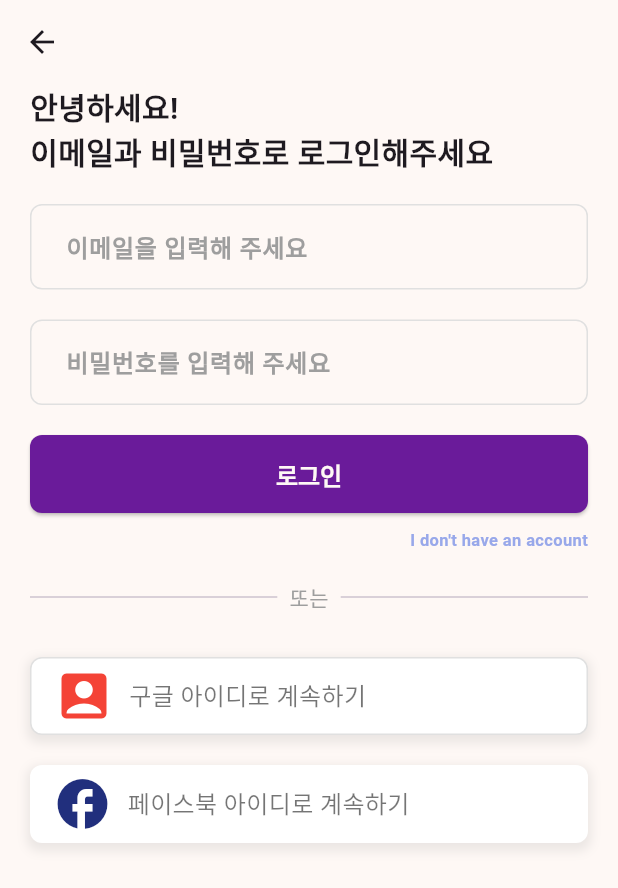
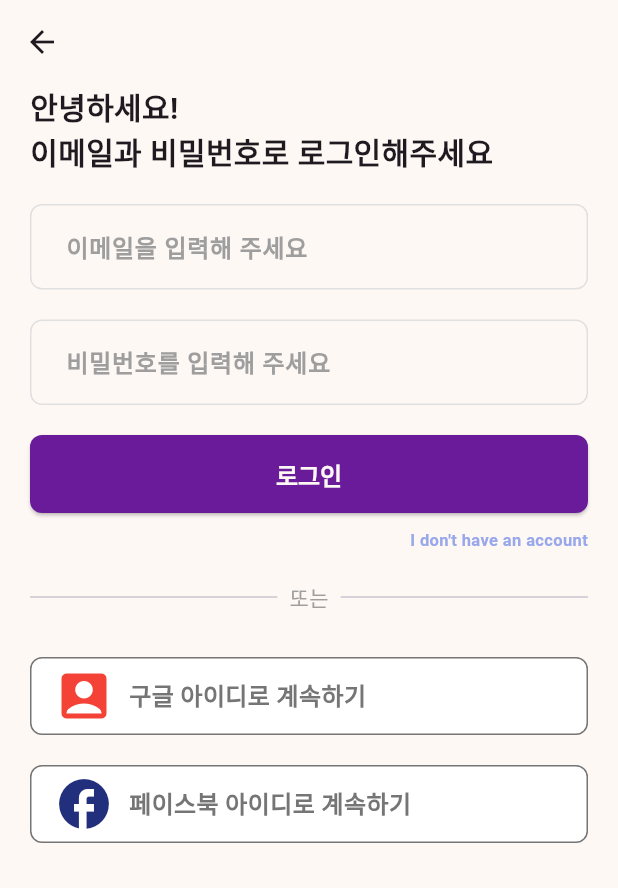
Before and after one commit to oosuhada/flutter_nomad_market_v1.1, a Flutter app: the screen it shows after launch, after a tap on "이미 계정이 있나요? 로그인", on a phone screen of 412 x 824 dp. Shown: the top 888 px of the screen. Run offline on Flutter 3.47's test engine with Material 3 defaults, Android fonts, the light colour scheme and no system bars; our stand-ins replace dio, flutter_riverpod, geolocator, image_picker; missing offline and left inert: stomp_dart_client.

Commit message:
add dark mode theme to social login button

```diff
--- a/lib/ui/pages/login/login_page.dart
+++ b/lib/ui/pages/login/login_page.dart
@@ -127,17 +127,12 @@ class _LoginPageState extends State<LoginPage> {
                           height: 52,
                           margin: EdgeInsets.symmetric(vertical: 10),
                           decoration: BoxDecoration(
-                            color: Colors.white,
+                            color:
+                                Theme.of(context).brightness == Brightness.dark
+                                    ? Colors.grey[900]
+                                    : Colors.white,
                             borderRadius: BorderRadius.circular(8),
-                            border: Border.all(color: Colors.grey.shade300),
-                            boxShadow: [
-                              BoxShadow(
-                                color: Colors.grey.withOpacity(0.2),
-                                spreadRadius: 2,
-                                blurRadius: 5,
-                                offset: Offset(0, 3),
-                              ),
-                            ],
+                            border: Border.all(color: Colors.grey.shade600),
                           ),
                           child: Center(
                             child: Row(
@@ -150,9 +145,17 @@ class _LoginPageState extends State<LoginPage> {
                                   size: 40,
                                 ),
                                 SizedBox(width: 10),
-                                Text('구글 아이디로 계속하기',
-                                    style: TextStyle(
-                                        fontSize: 16, color: Colors.black54)),
+                                Text(
+                                  '구글 아이디로 계속하기',
+                                  style: TextStyle(
+                                    fontSize: 16,
+                                    fontWeight: FontWeight.bold,
+                                    color: Theme.of(context).brightness ==
+                                            Brightness.dark
+                                        ? Colors.grey[400]
+                                        : Colors.grey[600],
+                                  ),
+                                ),
                               ],
                             ),
                           ),
@@ -167,16 +170,12 @@ class _LoginPageState extends State<LoginPage> {
                           height: 52,
                           margin: EdgeInsets.symmetric(vertical: 10),
                           decoration: BoxDecoration(
-                            color: Colors.white,
+                            color:
+                                Theme.of(context).brightness == Brightness.dark
+                                    ? Colors.grey[900]
+                                    : Colors.white,
                             borderRadius: BorderRadius.circular(8),
-                            boxShadow: [
-                              BoxShadow(
-                                color: Colors.grey.withOpacity(0.2),
-                                spreadRadius: 2,
-                                blurRadius: 5,
-                                offset: Offset(0, 3),
-                              ),
-                            ],
+                            border: Border.all(color: Colors.grey.shade600),
                           ),
                           child: Center(
                             child: Row(
@@ -189,9 +188,17 @@ class _LoginPageState extends State<LoginPage> {
                                   size: 40,
                                 ),
                                 SizedBox(width: 10),
-                                Text('페이스북 아이디로 계속하기',
-                                    style: TextStyle(
-                                        fontSize: 16, color: Colors.black54)),
+                                Text(
+                                  '페이스북 아이디로 계속하기',
+                                  style: TextStyle(
+                                    fontSize: 16,
+                                    fontWeight: FontWeight.bold,
+                                    color: Theme.of(context).brightness ==
+                                            Brightness.dark
+                                        ? Colors.grey[400]
+                                        : Colors.grey[600],
+                                  ),
+                                ),
                               ],
                             ),
                           ),
```
